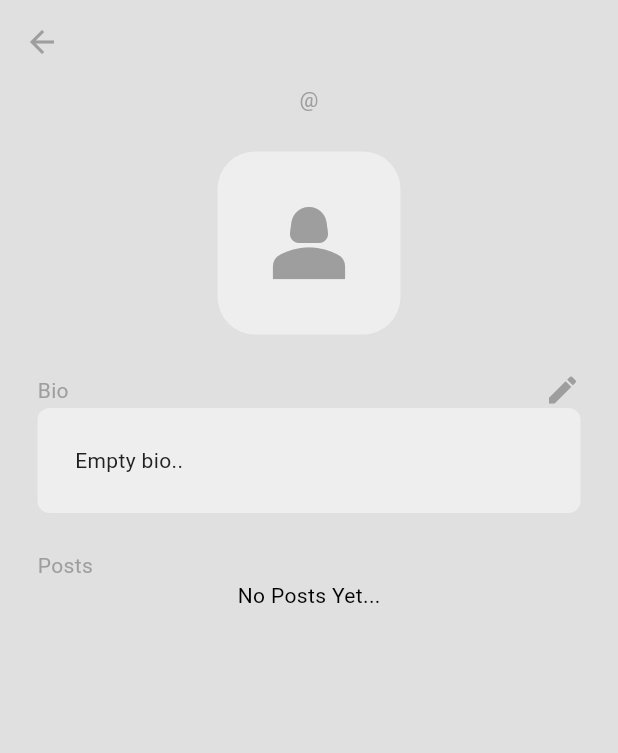
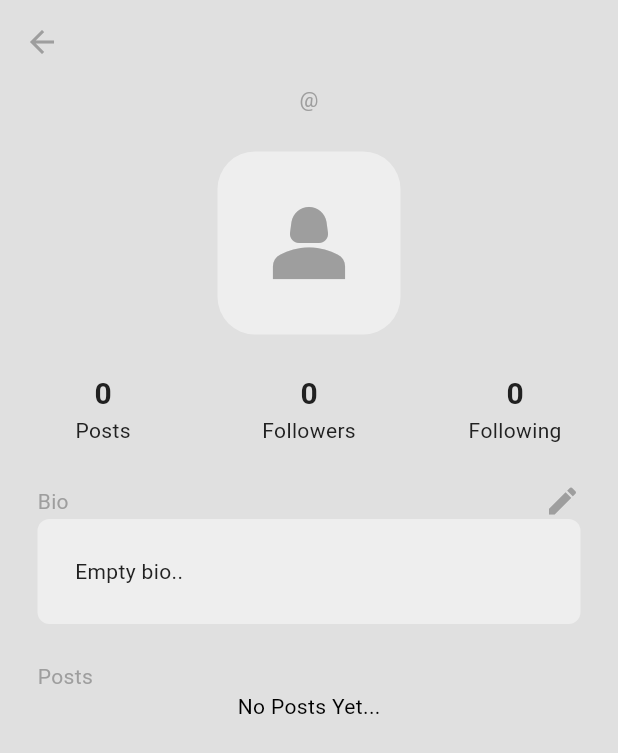
Before and after one commit to Kaushalvadi7/twitter_clone, a Flutter app: the screen it shows once a user with an empty profile is signed in, in the side drawer, after a tap on "P R O F I L E", on a phone screen of 412 x 824 dp. Shown: the top 753 px of the screen. Run offline on Flutter 3.47's test engine with Material 3 defaults, Android fonts, the phone set to English and light mode, and no system bars; our stand-ins replace cloud_firestore, firebase_auth, firebase_core, lottie; accounts and stored records are empty.

Commit message:
feat: add user search functionality feat: introduce 'For You' & 'Following' tabs for posts feat: display post creation timestamps feat: enable display of follower & following list

```diff
--- a/lib/components/my_drawer.dart
+++ b/lib/components/my_drawer.dart
@@ -1,6 +1,7 @@
 import 'package:flutter/material.dart';
 import 'package:twitter_clone/components/my_drawer_tile.dart';
 import 'package:twitter_clone/pages/profile_page.dart';
+import 'package:twitter_clone/pages/search_page.dart';
 import 'package:twitter_clone/pages/settings_page.dart';
 import 'package:twitter_clone/services/auth/auth_service.dart';
 /*
@@ -74,6 +75,22 @@ class MyDrawer extends StatelessWidget {
                 },
               ),
 
+              //search list tile
+              MyDrawerTile(
+                title: "S E A R C H",
+                icon: Icons.search,
+                onTap: () {
+                  //pop menu drawer
+                  Navigator.pop(context);
+
+                  //go to the search page
+                  Navigator.push(
+                    context,
+                    MaterialPageRoute(builder: (context) => SearchPage()),
+                  );
+                },
+              ),
+
               //settings tile
               MyDrawerTile(
                 title: "S E T T I N G S",
--- a/lib/components/my_profile_stats.dart
+++ b/lib/components/my_profile_stats.dart
@@ -29,9 +29,9 @@ class MyProfileStats extends StatelessWidget {
       mainAxisAlignment: MainAxisAlignment.spaceEvenly,
       children: [
         //posts
-        GestureDetector(
-          onTap: () {},
-          child: Expanded(
+        Expanded(
+          child: GestureDetector(
+            onTap: () {},
             child: Column(
               children: [
                 Text(
@@ -54,9 +54,9 @@ class MyProfileStats extends StatelessWidget {
         ),
 
         //followers
-        GestureDetector(
-          onTap: onTap,
-          child: Expanded(
+        Expanded(
+          child: GestureDetector(
+            onTap: onTap,
             child: Column(
               children: [
                 Text(
@@ -79,9 +79,9 @@ class MyProfileStats extends StatelessWidget {
         ),
 
         //following
-        GestureDetector(
-          onTap: onTap,
-          child: Expanded(
+        Expanded(
+          child: GestureDetector(
+            onTap: onTap,
             child: Column(
               children: [
                 Text(
--- a/lib/pages/home_page.dart
+++ b/lib/pages/home_page.dart
@@ -64,8 +64,12 @@ class _HomePageState extends State<HomePage> {
   //BUILD UI
   @override
   Widget build(BuildContext context) {
+    //Tab controller: 2 tabs -> for you /following
+    return DefaultTabController(
+      length: 2,
+
       //Scaffold
-    return Scaffold(
+      child: Scaffold(
         backgroundColor: Theme.of(context).colorScheme.surface,
         drawer: MyDrawer(),
 
@@ -77,6 +81,19 @@ class _HomePageState extends State<HomePage> {
             style: TextStyle(fontWeight: FontWeight.bold),
           ),
           foregroundColor: Theme.of(context).colorScheme.primary,
+          bottom: TabBar(
+            dividerColor: Colors.transparent,
+            labelColor: Theme.of(context).colorScheme.inversePrimary,
+            unselectedLabelColor: Theme.of(context).colorScheme.primary,
+            indicatorColor: Theme.of(context).colorScheme.secondary,
+            tabs: const [
+              //Followers
+              Tab(text: 'For you'),
+
+              //Following
+              Tab(text: 'Following'),
+            ],
+          ),
         ),
 
         //Floating Action Button
@@ -86,7 +103,16 @@ class _HomePageState extends State<HomePage> {
         ),
 
         //body list of all posts
-      body: _buildPostList(listeningProvider.allPosts),
+        body: TabBarView(
+          children: [
+            //for you
+            _buildPostList(listeningProvider.allPosts),
+
+            //following
+            _buildPostList(listeningProvider.followingPosts),
+          ],
+        ),
+      ),
     );
   }
 
--- a/lib/pages/profile_page.dart
+++ b/lib/pages/profile_page.dart
@@ -59,7 +59,7 @@ class _ProfilePageState extends State<ProfilePage> {
     await databaseProvider.loadUserFollowers(widget.uid);
     await databaseProvider.loadUserFollowing(widget.uid);
 
-    //updaate following state
+    //update following state
     _isFollowing = databaseProvider.isFollowing(widget.uid);
 
     //finished loading..
@@ -168,6 +168,10 @@ class _ProfilePageState extends State<ProfilePage> {
           style: TextStyle(fontWeight: FontWeight.bold),
         ),
         foregroundColor: Theme.of(context).colorScheme.primary,
+        leading: IconButton(
+          onPressed: () => goHomePage(context),
+          icon: const Icon(Icons.arrow_back),
+        ),
       ),
 
       //body
@@ -202,20 +206,25 @@ class _ProfilePageState extends State<ProfilePage> {
           const SizedBox(height: 25),
 
           //profile stats -> number of posts / follower /following
+          MyProfileStats(
+            postCount: userAllPosts.length.toString(),
+            followersCount: followersCount, //user!.followers.length,
+            followingCount: followingCount, //user!.following.length,
+            onTap:
+                () => Navigator.push(
+                  context,
+                  MaterialPageRoute(
+                    builder: (context) => FollowListPage(uid: widget.uid),
+                  ),
+                ),
+          ),
+
+          const SizedBox(height: 25),
 
           //follow /unfollow button
           //only show if the user is viewing someone else's profile
           if (user != null && user!.uid != currentUserId)
-            MyFollowButton(
-              onPressed: togglefollow,
-              /*() async {
-                //toggle follow
-                await databaseProvider.toggleFollow(user!.uid);
-              },
-              */
-              isFollowing: _isFollowing,
-              //user!.followers.contains(currentUserId),
-            ),
+            MyFollowButton(onPressed: togglefollow, isFollowing: _isFollowing),
 
           //edit bio
           Padding(
--- a/lib/services/database/database_provider.dart
+++ b/lib/services/database/database_provider.dart
@@ -32,9 +32,11 @@ class DatabaseProvider extends ChangeNotifier {
 
   //local list of posts
   List<Post> _allPosts = [];
+  List<Post> _followingPosts = [];
 
   //get posts
   List<Post> get allPosts => _allPosts;
+  List<Post> get followingPosts => _followingPosts;
 
   //post message
   Future<void> postMessage(String message) async {
@@ -57,6 +59,9 @@ class DatabaseProvider extends ChangeNotifier {
     _allPosts =
         allPosts.where((post) => !blockedUserIds.contains(post.uid)).toList();
 
+    //filter out the following posts
+    await loadFollowingPosts();
+
     //initial local like data
     initializedLikeMap();
 
@@ -67,6 +72,25 @@ class DatabaseProvider extends ChangeNotifier {
   //filter and return posts given uid
   List<Post> filterUserPosts(String uid) {
     return _allPosts.where((post) => post.uid == uid).toList();
+  }
+
+  //load following posts -> posts from users that the current user follows
+  Future<void> loadFollowingPosts() async {
+    //get current user id
+    String currentUserid = _auth.getCurrentUserid();
+
+    //get list of uids that the current logged in user follows (from firebase)
+    final followingUserIds = await _db.getFollowingUidsFromFirebase(
+      currentUserid,
+    );
+
+    //filter all posts to be the onces for the following tab
+
+    _followingPosts =
+        _allPosts.where((post) => followingUserIds.contains(post.uid)).toList();
+
+    //update UI
+    notifyListeners();
   }
 
   // delete post
@@ -455,12 +479,127 @@ Each user id has a list of:
   }
 
   //check if current user is following target user
-  bool isFollowing(String targetUserId) {
+  bool isFollowing(String uid) {
     //get current uid
     final currentUserId = _auth.getCurrentUserid();
 
     //if current user is in target user's followers list
-    return _followers[targetUserId]?.contains(currentUserId) ?? false;
+    return _followers[uid]?.contains(currentUserId) ?? false;
   }
 
+  /*
+  Map of profiles
+
+  for a given uid:
+
+  -list of follower profiles
+  -list of following profiles
+
+   */
+
+  final Map<String, List<UserProfile>> _followersProfiles = {};
+  final Map<String, List<UserProfile>> _followingProfiles = {};
+
+  //get list of follower profiles for a given user
+  List<UserProfile> getListOfFollowersProfiles(String uid) =>
+      _followersProfiles[uid] ?? [];
+
+  //get list of following profiles for a given user
+  List<UserProfile> getListOfFollowingProfiles(String uid) =>
+      _followingProfiles[uid] ?? [];
+
+  //load follower profiles for a given user
+  Future<void> loadUserFollowerProfiles(String uid) async {
+    try {
+      //get list of follower uids from firebase
+      final followerIds = await _db.getFollowerUidsFromFirebase(uid);
+
+      //create list of user profiles
+      List<UserProfile> followerProfiles = [];
+
+      //go through each follower id
+      for (String followerId in followerIds) {
+        //get user profile from firebase with this uid
+        UserProfile? followerProfile = await _db.getUserFromFirebase(
+          followerId,
+        );
+
+        //add to follower profiles list
+        if (followerProfile != null) {
+          followerProfiles.add(followerProfile);
+        }
+      }
+      // update local data
+      _followersProfiles[uid] = followerProfiles;
+
+      //update UI
+      notifyListeners();
+    }
+    // if there are errors..
+    catch (e) {
+      print(e);
+    }
+  }
+
+  //load following profiles for a given user
+  Future<void> loadUserFollowingProfiles(String uid) async {
+    try {
+      //get list of following uids from firebase
+      final followingIds = await _db.getFollowingUidsFromFirebase(uid);
+
+      //create list of user profiles
+      List<UserProfile> followingProfiles = [];
+
+      //go through each following id
+      for (String followingId in followingIds) {
+        //get user profile from firebase with this uid
+        UserProfile? followingProfile = await _db.getUserFromFirebase(
+          followingId,
+        );
+
+        //add to following profiles list
+        if (followingProfile != null) {
+          followingProfiles.add(followingProfile);
+        }
+      }
+
+      //update local data
+      _followingProfiles[uid] = followingProfiles;
+
+      //update ui
+      notifyListeners();
+    }
+    //if there is an error
+    catch (e) {
+      print(e);
+    }
+  }
+
+  /*
+  SEARCH USERS
+ */
+
+  // list of search results
+  List<UserProfile> _searchResults = [];
+
+  //get list of search results
+  List<UserProfile> get searchResults => _searchResults;
+
+  //method to search for a user
+  Future<void> searchUsers(String searchTerm) async {
+    try {
+      //search users in firebase
+      final results = await _db.searchUsersInFirebase(searchTerm);
+
+      //update local data
+      _searchResults = results;
+
+      //update ui
+      notifyListeners();
+    }
+    //errors.
+    catch (e) {
+      print(e);
+    }
+  }
 }
```
Also changed, not shown: lib/components/my_post_tile.dart (+34 -24 lines), lib/components/my_user_tile.dart (added, +71 -0 lines), lib/helper/navigate_pages.dart (+13 -0 lines), lib/helper/time_formatter.dart (added, +38 -0 lines), lib/pages/follow_list_page.dart (added, +116 -0 lines), lib/pages/search_page.dart (added, +74 -0 lines), lib/services/database/database_service.dart (+35 -25 lines), 1 other file. Lines whose indentation alone changed are shown as unchanged.
